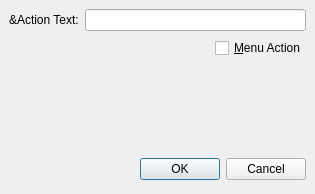
Qt form tools/designer/src/lib/shared/newactiondialog.ui (arnt/qt-history2) before a commit.
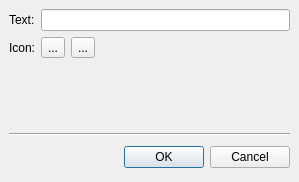
The same form after that commit. Icons and pictures are not drawn.

The edit to the form file:
```diff
--- a/tools/designer/src/lib/shared/newactiondialog.ui
+++ b/tools/designer/src/lib/shared/newactiondialog.ui
@@ -9,60 +9,107 @@
     <x>0</x>
     <y>0</y>
     <width>299</width>
-    <height>194</height>
+    <height>182</height>
    </rect>
   </property>
   <property name="windowTitle" >
    <string>New Action...</string>
   </property>
-  <layout class="QGridLayout" >
+  <layout class="QVBoxLayout" >
    <property name="margin" >
     <number>9</number>
    </property>
    <property name="spacing" >
     <number>6</number>
    </property>
-   <item row="0" column="0" colspan="2" >
-    <layout class="QHBoxLayout" >
+   <item>
+    <layout class="QGridLayout" >
      <property name="margin" >
       <number>0</number>
      </property>
      <property name="spacing" >
       <number>6</number>
      </property>
-     <item>
+     <item row="0" column="0" >
       <widget class="QLabel" name="label" >
        <property name="text" >
-        <string>&amp;Action Text:</string>
+        <string>Text:</string>
        </property>
       </widget>
      </item>
-     <item>
+     <item row="1" column="0" >
+      <widget class="QLabel" name="label_2" >
+       <property name="text" >
+        <string>Icon:</string>
+       </property>
+      </widget>
+     </item>
+     <item row="1" column="1" >
+      <layout class="QHBoxLayout" >
+       <property name="margin" >
+        <number>0</number>
+       </property>
+       <property name="spacing" >
+        <number>6</number>
+       </property>
+       <item>
+        <widget class="QToolButton" name="iconButton" >
+         <property name="text" >
+          <string>...</string>
+         </property>
+        </widget>
+       </item>
+       <item>
+        <widget class="QToolButton" name="removeIconButton" >
+         <property name="text" >
+          <string>...</string>
+         </property>
+         <property name="icon" >
+          <iconset resource="../../components/formeditor/formeditor.qrc" >:/trolltech/formeditor/images/win/editdelete.png</iconset>
+         </property>
+        </widget>
+       </item>
+       <item>
+        <spacer>
+         <property name="orientation" >
+          <enum>Qt::Horizontal</enum>
+         </property>
+         <property name="sizeHint" >
+          <size>
+           <width>40</width>
+           <height>20</height>
+          </size>
+         </property>
+        </spacer>
+       </item>
+      </layout>
+     </item>
+     <item row="0" column="1" >
       <widget class="QLineEdit" name="editActionText" />
      </item>
     </layout>
    </item>
-   <item row="1" column="1" >
-    <widget class="QCheckBox" name="checkBoxMenuAction" >
-     <property name="text" >
-      <string>&amp;Menu Action</string>
-     </property>
-    </widget>
-   </item>
-   <item row="1" column="0" >
+   <item>
     <spacer>
+     <property name="orientation" >
+      <enum>Qt::Vertical</enum>
+     </property>
+     <property name="sizeHint" >
+      <size>
+       <width>281</width>
+       <height>261</height>
+      </size>
+     </property>
+    </spacer>
+   </item>
+   <item>
+    <widget class="Line" name="line" >
      <property name="orientation" >
       <enum>Qt::Horizontal</enum>
      </property>
-     <property name="sizeHint" >
-      <size>
-       <width>180</width>
-       <height>22</height>
-      </size>
-     </property>
-    </spacer>
+    </widget>
    </item>
-   <item row="3" column="0" colspan="2" >
+   <item>
     <layout class="QHBoxLayout" >
      <property name="margin" >
       <number>0</number>
@@ -99,19 +146,6 @@
      </item>
     </layout>
    </item>
-   <item row="2" column="0" colspan="2" >
-    <spacer>
-     <property name="orientation" >
-      <enum>Qt::Vertical</enum>
-     </property>
-     <property name="sizeHint" >
-      <size>
-       <width>297</width>
-       <height>31</height>
-      </size>
-     </property>
-    </spacer>
-   </item>
   </layout>
  </widget>
  <pixmapfunction></pixmapfunction>
```
Left out of the diff: 5 changed lines with no effect on the pictures.
